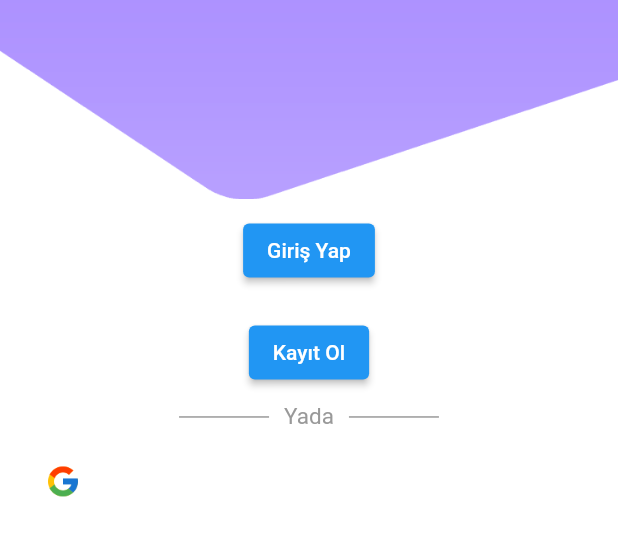
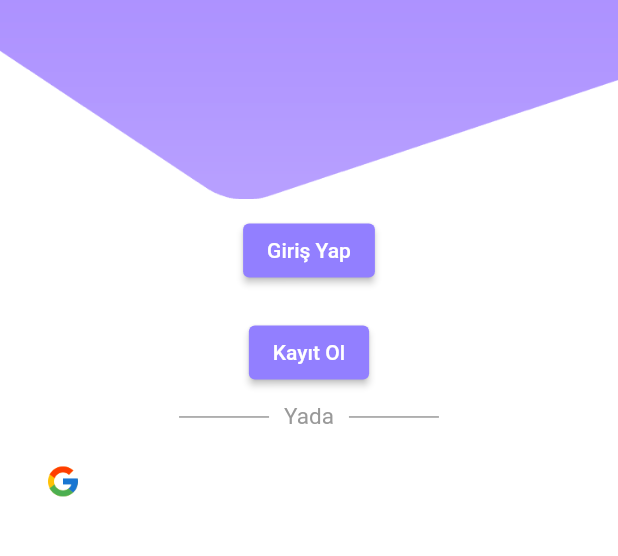
Before and after one commit to The-Pick-App/pick-app, a Flutter app: the screen it shows after launch, on a phone screen of 412 x 824 dp, the part 496-1052 px from its top. Run offline on Flutter 3.47's test engine with Material 2 defaults, Android fonts, the phone set to English and light mode, and no system bars; our stand-ins replace routemaster.

Commit message:
[Kaan|Salih|Ömer] fix button color problem

```diff
--- a/lib/features/auth/screens/register_screen.dart
+++ b/lib/features/auth/screens/register_screen.dart
@@ -127,9 +127,6 @@ class _RegisterWidgetState extends State<RegisterWidget> {
                     child: Align(
                       alignment: Alignment.center,
                       child: ElevatedButton(
-                        style: ElevatedButton.styleFrom(
-                          primary: const Color.fromARGB(255, 146, 127, 255),
-                        ),
                         onPressed: () {
                           // Validate will return true if the form is valid, or false if
                           // the form is invalid.
--- a/lib/theme/palette/pallette.dart
+++ b/lib/theme/palette/pallette.dart
@@ -8,6 +8,7 @@ class Pallete {
   static const whiteColor = Colors.white;
   static var redColor = Colors.red.shade500;
   static var blueColor = Colors.blue.shade300;
+  static var mainColor = const Color.fromARGB(255, 146, 127, 255);
 
   // Themes
   static var darkModeAppTheme = ThemeData.dark().copyWith(
@@ -42,5 +43,10 @@ class Pallete {
     ),
     primaryColor: redColor,
     backgroundColor: whiteColor,
+    elevatedButtonTheme: ElevatedButtonThemeData(
+      style: ElevatedButton.styleFrom(
+        primary: mainColor, // Button color
+      ),
+    ),
   );
 }
```
